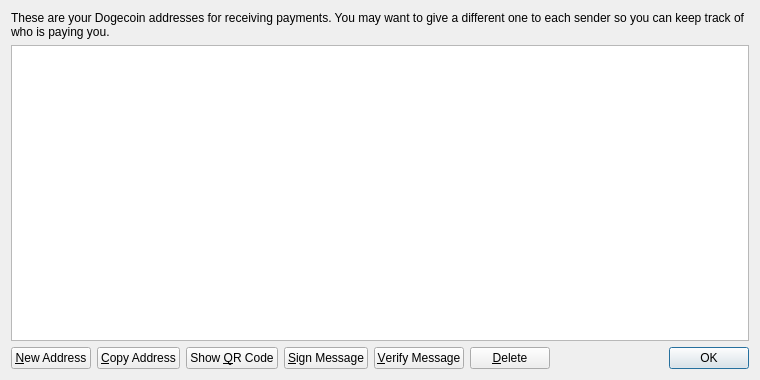
Above: src/qt/forms/addressbookpage.ui from koindashian/koindashian before the change. Below: the same form after it.
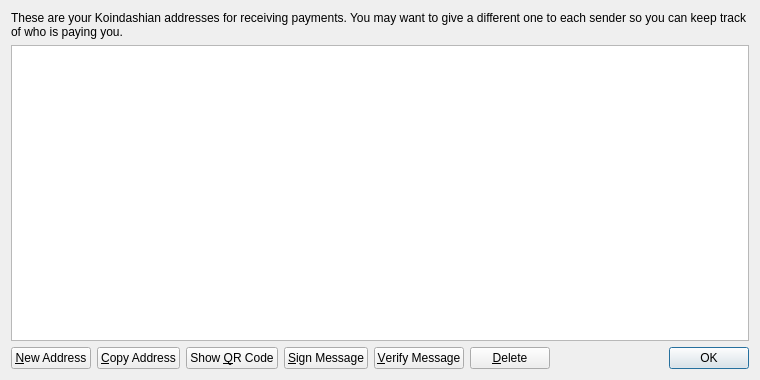
That is the form after the change. Icons and pictures are not drawn.

What changed in the file:
```diff
--- a/src/qt/forms/addressbookpage.ui
+++ b/src/qt/forms/addressbookpage.ui
@@ -17,7 +17,7 @@
    <item>
     <widget class="QLabel" name="labelExplanation">
      <property name="text">
-      <string>These are your Dogecoin addresses for receiving payments. You may want to give a different one to each sender so you can keep track of who is paying you.</string>
+      <string>These are your Koindashian addresses for receiving payments. You may want to give a different one to each sender so you can keep track of who is paying you.</string>
      </property>
      <property name="textFormat">
       <enum>Qt::PlainText</enum>
```
Left out of the diff: 4 changed lines with no effect on the pictures.
